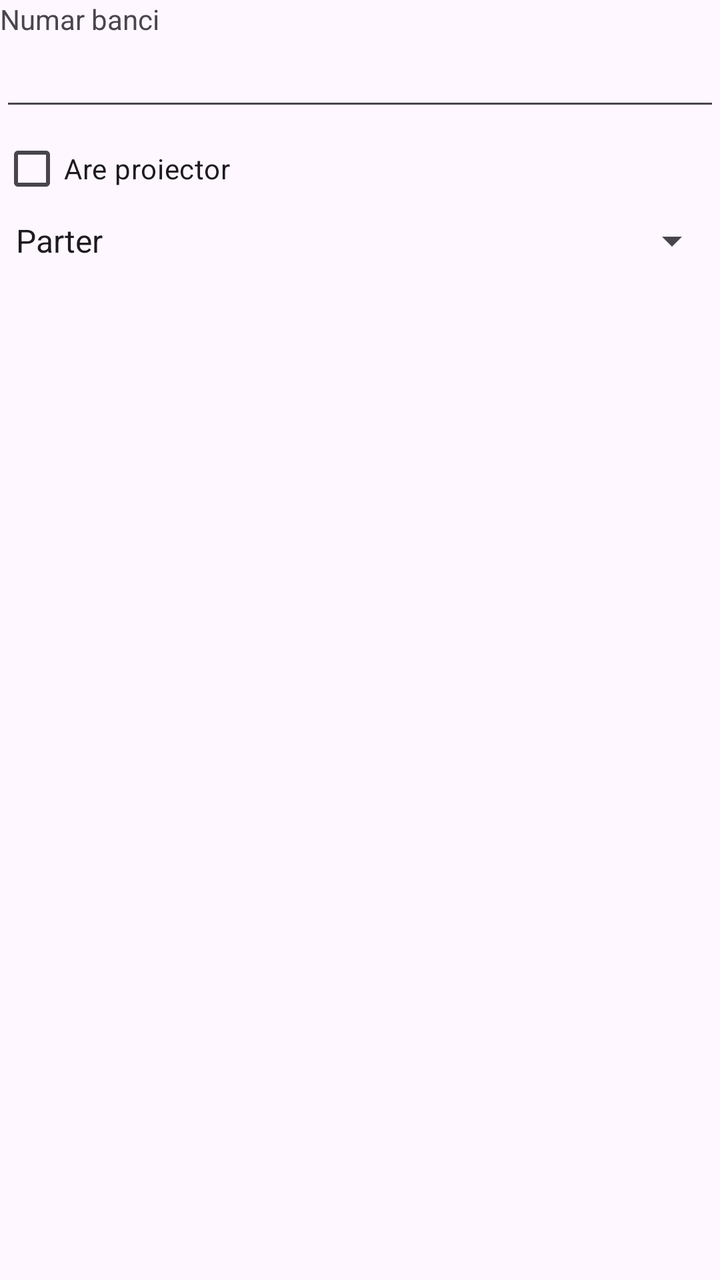
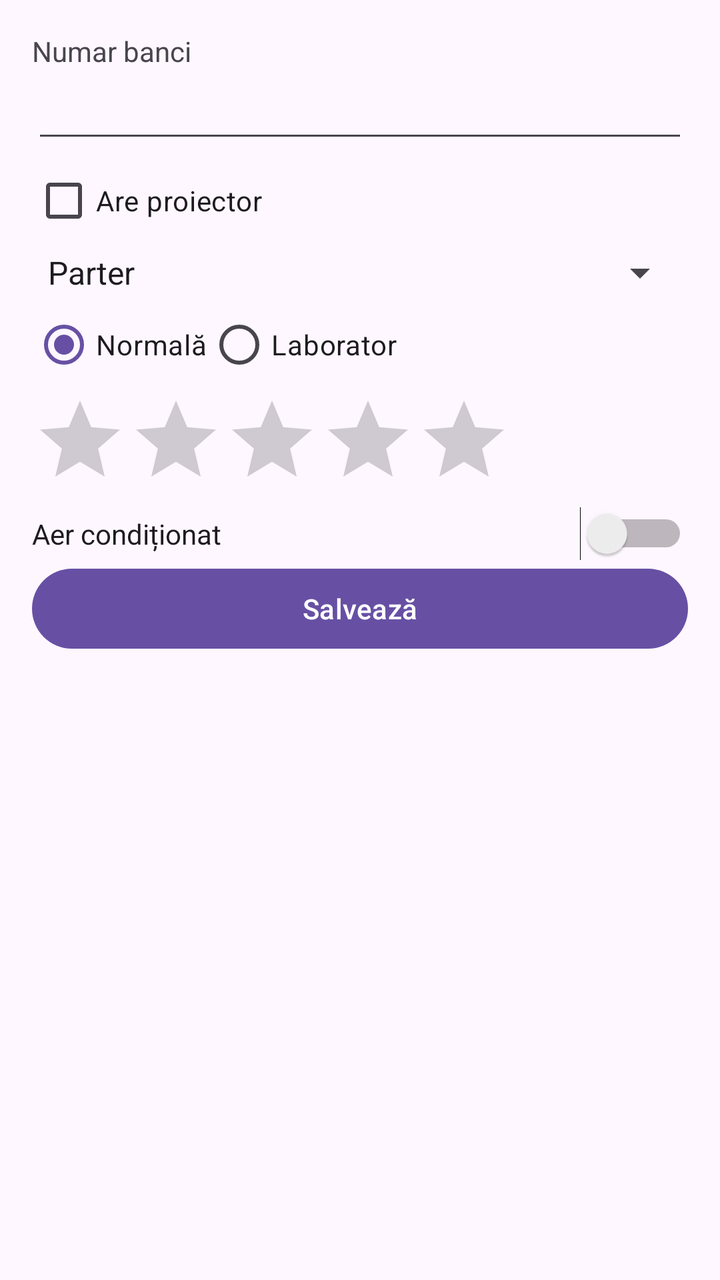

Screens rendered from an Android XML layout before and after an edit, with the pre-edit source and the edit as a unified diff.
<!-- AndroidManifest.xml: application theme Theme.Stefan_Caraenache_ActivitateDAM2026 -->
<!-- res/layout/activity_adauga_clasa.xml -->
<?xml version="1.0" encoding="utf-8"?>
<LinearLayout xmlns:android="http://schemas.android.com/apk/res/android"
    xmlns:app="http://schemas.android.com/apk/res-auto"
    xmlns:tools="http://schemas.android.com/tools"
    android:id="@+id/main"
    android:orientation="vertical"
    android:layout_width="match_parent"
    android:layout_height="match_parent"
    tools:context=".AdaugaClasaActivity">
    
    <TextView
        android:layout_width="wrap_content"
        android:layout_height="wrap_content"
        android:text="@string/numar_banci"
        />

    <EditText
        android:id="@+id/etNrBanci"
        android:layout_width="match_parent"
        android:layout_height="wrap_content"
        android:inputType="number"
        />
    
    <CheckBox
        android:id="@+id/cbAreProiector"
        android:layout_width="wrap_content"
        android:layout_height="wrap_content"
        android:text="@string/are_proiector"
        />


    <Spinner
        android:id="@+id/spEtaj"
        android:layout_width="match_parent"
        android:layout_height="wrap_content"
        android:entries="@array/etaj"
        />

</LinearLayout>
<!-- resources referenced by this layout -->
<resources>
  <string-array name="etaj">
          <item>Parter</item>
          <item>Etaj 1</item>
          <item>Etaj 2</item>
          <item>Etaj 3</item>
          <item>Etaj 4</item>
      </string-array>
  <string name="are_proiector">Are proiector</string>
  <string name="numar_banci">Numar banci</string>
  <style name="Theme.Stefan_Caraenache_ActivitateDAM2026" parent="Base.Theme.Stefan_Caraenache_ActivitateDAM2026" />
  <style name="Base.Theme.Stefan_Caraenache_ActivitateDAM2026" parent="Theme.Material3.DayNight.NoActionBar">
          
          
      </style>
</resources>

<!-- the commit's change to res/layout/activity_adauga_clasa.xml (unified diff, before → after) -->
@@ -1,39 +1,68 @@
 <?xml version="1.0" encoding="utf-8"?>
 <LinearLayout xmlns:android="http://schemas.android.com/apk/res/android"
-    xmlns:app="http://schemas.android.com/apk/res-auto"
     xmlns:tools="http://schemas.android.com/tools"
     android:id="@+id/main"
     android:orientation="vertical"
+    android:padding="16dp"
     android:layout_width="match_parent"
     android:layout_height="match_parent"
     tools:context=".AdaugaClasaActivity">
-    
+
     <TextView
         android:layout_width="wrap_content"
         android:layout_height="wrap_content"
-        android:text="@string/numar_banci"
-        />
+        android:text="@string/numar_banci" />
 
     <EditText
         android:id="@+id/etNrBanci"
         android:layout_width="match_parent"
         android:layout_height="wrap_content"
-        android:inputType="number"
-        />
-    
+        android:inputType="number" />
+
     <CheckBox
         android:id="@+id/cbAreProiector"
         android:layout_width="wrap_content"
         android:layout_height="wrap_content"
-        android:text="@string/are_proiector"
-        />
-
+        android:text="@string/are_proiector" />
 
     <Spinner
         android:id="@+id/spEtaj"
         android:layout_width="match_parent"
         android:layout_height="wrap_content"
-        android:entries="@array/etaj"
-        />
+        android:entries="@array/etaj" />
+
+    <RadioGroup
+        android:layout_width="match_parent"
+        android:layout_height="wrap_content"
+        android:orientation="horizontal">
+
+        <RadioButton
+            android:layout_width="wrap_content"
+            android:layout_height="wrap_content"
+            android:text="Normală"
+            android:checked="true" />
+
+        <RadioButton
+            android:layout_width="wrap_content"
+            android:layout_height="wrap_content"
+            android:text="Laborator" />
+    </RadioGroup>
+
+    <RatingBar
+        android:layout_width="wrap_content"
+        android:layout_height="wrap_content"
+        android:numStars="5"
+        android:stepSize="1" />
+
+    <Switch
+        android:layout_width="match_parent"
+        android:layout_height="wrap_content"
+        android:text="Aer condiționat" />
+
+    <Button
+        android:id="@+id/btnSalveaza"
+        android:layout_width="match_parent"
+        android:layout_height="wrap_content"
+        android:text="Salvează" />
 
 </LinearLayout>
